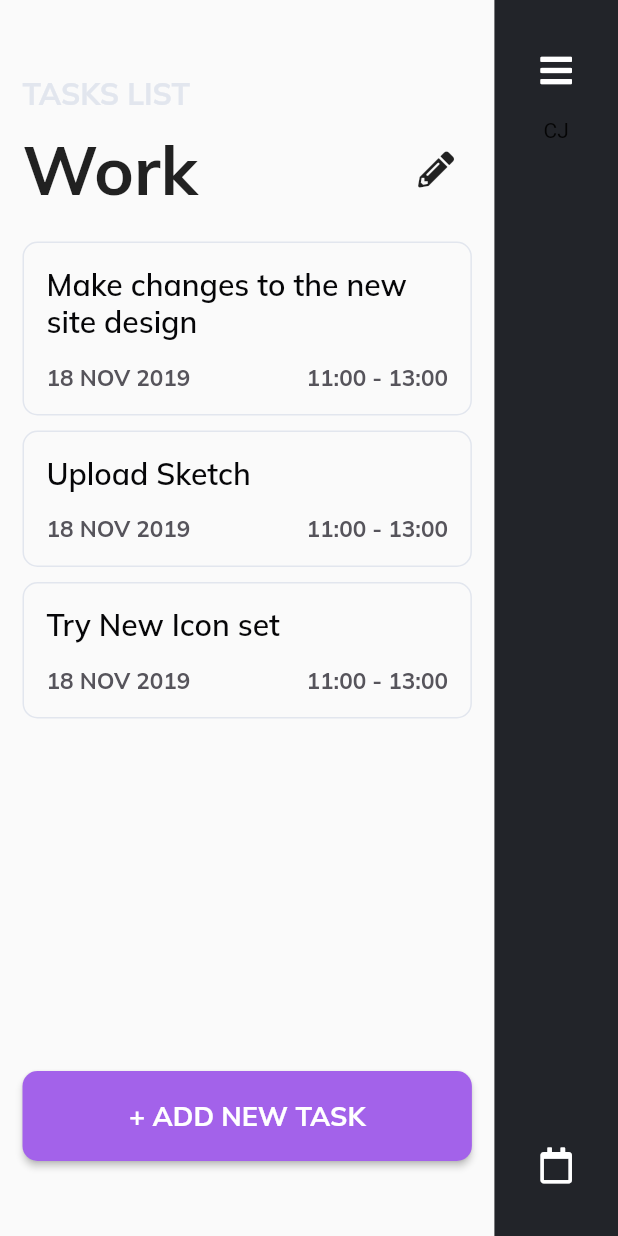
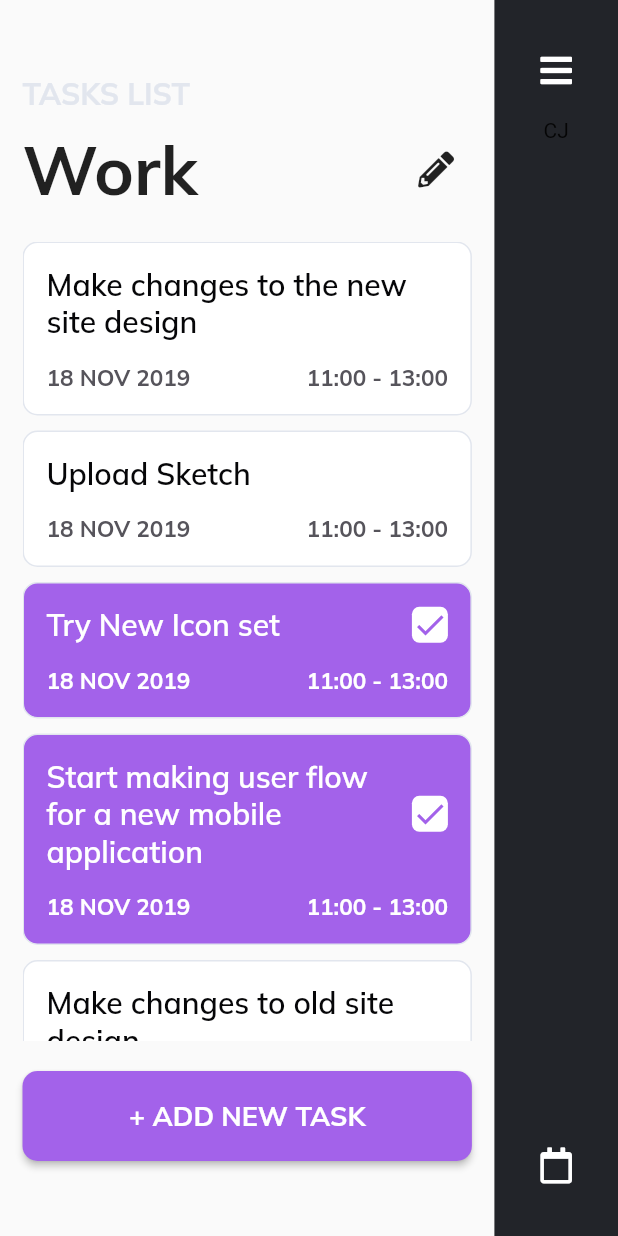
Before and after one commit to nakul1931/To-Do, a Flutter app: the screen it shows after launch, on a phone screen of 412 x 824 dp. Run offline on Flutter 3.47's test engine with Material 2 defaults, Android fonts, the phone set to English and light mode, and no system bars; our stand-ins replace font_awesome_flutter, google_fonts.

Commit message:
Task list bit remaining

```diff
--- a/lib/src/data/dataMap.dart
+++ b/lib/src/data/dataMap.dart
@@ -1,19 +1,36 @@
+import 'package:TodoList/src/widgets/taskContainer.dart';
+
 class DataMap {
   static List<Map<String, dynamic>> get dataMap => [
         {
           "title": "Make changes to the new site design",
           "date": "18 NOV 2019",
-          "time": "11:00 - 13:00"
+          "time": "11:00 - 13:00",
+          "status": Status.Pending,
         },
         {
           "title": "Upload Sketch",
           "date": "18 NOV 2019",
-          "time": "11:00 - 13:00"
+          "time": "11:00 - 13:00",
+          "status": Status.Pending,
         },
         {
           "title": "Try New Icon set",
           "date": "18 NOV 2019",
-          "time": "11:00 - 13:00"
-        }
+          "time": "11:00 - 13:00",
+          "status": Status.Completed,
+        },
+        {
+          "title": "Start making user flow for a new mobile application",
+          "date": "18 NOV 2019",
+          "time": "11:00 - 13:00",
+          "status": Status.Completed,
+        },
+        {
+          "title": "Make changes to old site design",
+          "date": "18 NOV 2019",
+          "time": "11:00 - 13:00",
+          "status": Status.Pending,
+        },
       ];
 }
--- a/lib/src/screens/tasklist.dart
+++ b/lib/src/screens/tasklist.dart
@@ -38,6 +38,7 @@ class _TaskListPageState extends State<TaskListPage> {
   }
 
   Widget pageBody(BuildContext context) {
+    print(MediaQuery.of(context).size.width);
     return Row(
       children: <Widget>[
         Expanded(
@@ -78,6 +79,7 @@ class _TaskListPageState extends State<TaskListPage> {
                         title: DataMap.dataMap[index]["title"],
                         time: DataMap.dataMap[index]["time"],
                         date: DataMap.dataMap[index]["date"],
+                        status: DataMap.dataMap[index]["status"],
                       );
                     },
                     itemCount: DataMap.dataMap.length,
--- a/lib/src/styles/text.dart
+++ b/lib/src/styles/text.dart
@@ -19,16 +19,17 @@ class TextStyles {
             color: AppColors.lightGrey,
             fontWeight: FontWeight.bold),
       );
-  static TextStyle get basedateStyle => GoogleFonts.muli(
-        textStyle: TextStyle(
-            fontSize: 15.0,
-            color: AppColors.darkGrey,
-            fontWeight: FontWeight.bold),
-      );
-  static TextStyle get titleStyle => GoogleFonts.muli(
-        textStyle: TextStyle(
-            fontSize: 20.0,
-            color: AppColors.black,
-            fontWeight: FontWeight.w600),
-      );
+  static TextStyle basedateStyle(Color color) {
+    return GoogleFonts.muli(
+      textStyle:
+          TextStyle(fontSize: 15.0, color: color, fontWeight: FontWeight.bold),
+    );
+  }
+
+  static TextStyle titleStyle(Color color) {
+    return GoogleFonts.muli(
+      textStyle:
+          TextStyle(fontSize: 20.0, color: color, fontWeight: FontWeight.w600),
+    );
+  }
 }
--- a/lib/src/widgets/taskContainer.dart
+++ b/lib/src/widgets/taskContainer.dart
@@ -1,42 +1,95 @@
 import 'package:TodoList/src/styles/color.dart';
 import 'package:TodoList/src/styles/text.dart';
 import 'package:flutter/material.dart';
+import 'package:font_awesome_flutter/font_awesome_flutter.dart';
 
 class TaskContainer extends StatelessWidget {
   final String title;
   final String date;
   final String time;
+  final Status status;
 
-  const TaskContainer({this.title, this.date, this.time});
+  const TaskContainer({this.title, this.date, this.time, this.status});
   @override
   Widget build(BuildContext context) {
+    print(MediaQuery.of(context).size.width);
+    Color color;
+    Color textColor;
+    Color textDateColor;
+    Widget child;
+    switch (status) {
+      case Status.Completed:
+        color = AppColors.lightpurpule;
+        textColor = AppColors.white;
+        textDateColor = AppColors.white;
+        child = isCompleted(textColor, context);
+        break;
+      case Status.Pending:
+        color = AppColors.white;
+        textColor = AppColors.black;
+        textDateColor = AppColors.darkGrey;
+        child = pending(textColor);
+        break;
+      default:
+        color = AppColors.white;
+        textColor = AppColors.black;
+        textDateColor = AppColors.darkGrey;
+        child = pending(textColor);
+        break;
+    }
     return Container(
         padding: EdgeInsets.all(15.0),
         margin: EdgeInsets.only(bottom: 10.0),
         decoration: BoxDecoration(
-          border: Border.all(width: 1.0, color: AppColors.lightGrey),
-          borderRadius: BorderRadius.circular(10.0),
-        ),
+            border: Border.all(width: 1.0, color: AppColors.lightGrey),
+            borderRadius: BorderRadius.circular(10.0),
+            color: color),
         child: Column(
           crossAxisAlignment: CrossAxisAlignment.start,
           mainAxisAlignment: MainAxisAlignment.spaceBetween,
           children: <Widget>[
-            Text(
-              title,
-              style: TextStyles.titleStyle,
-            ),
+            child,
             SizedBox(height: 15.0),
             Row(
               mainAxisAlignment: MainAxisAlignment.spaceBetween,
               children: <Widget>[
-                Text(date, style: TextStyles.basedateStyle),
+                Text(date, style: TextStyles.basedateStyle(textDateColor)),
                 Text(
                   time,
-                  style: TextStyles.basedateStyle,
+                  style: TextStyles.basedateStyle(textDateColor),
                 ),
               ],
             )
           ],
         ));
   }
+
+  Widget isCompleted(Color textColor, context) {
+    return Row(
+      mainAxisAlignment: MainAxisAlignment.spaceBetween,
+      children: <Widget>[
+        SizedBox(
+          width: MediaQuery.of(context).size.width * 0.75 - 80,
+          child: Text(
+            title,
+            style: TextStyles.titleStyle(textColor),
+          ),
+        ),
+        Container(
+            decoration: BoxDecoration(
+                borderRadius: BorderRadius.circular(5.0),
+                color: AppColors.white),
+            child: Icon(Icons.check, color: AppColors.lightpurpule))
+      ],
+    );
+  }
+
+  Widget pending(Color textColor) {
+    return Text(
+      title,
+      style: TextStyles.titleStyle(textColor),
+    );
+  }
 }
+
+enum Status { Completed, Pending }
```
